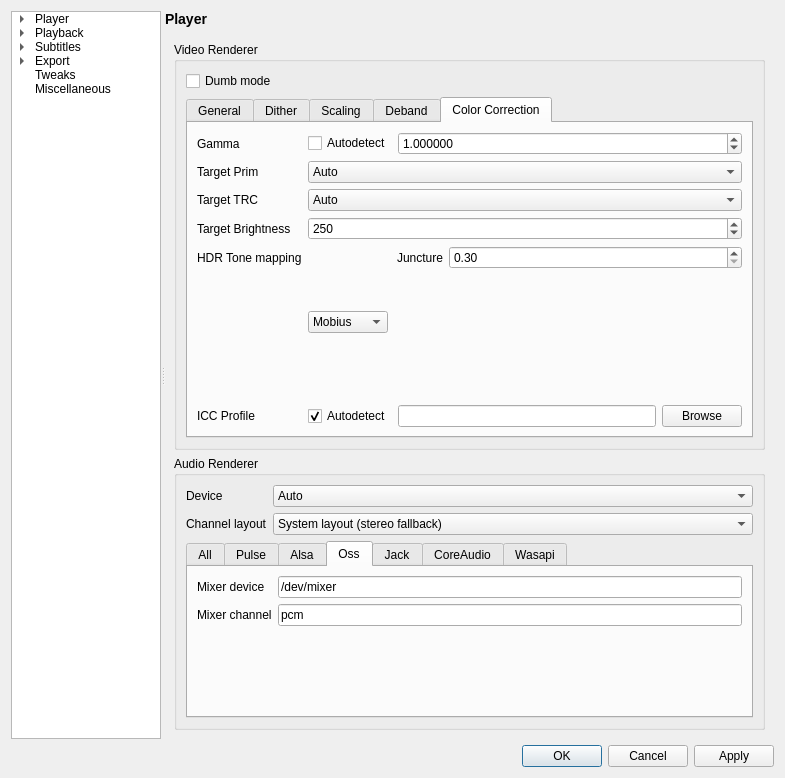
Old version of the form settingswindow.ui in the repository mpc-qt/mpc-qt.
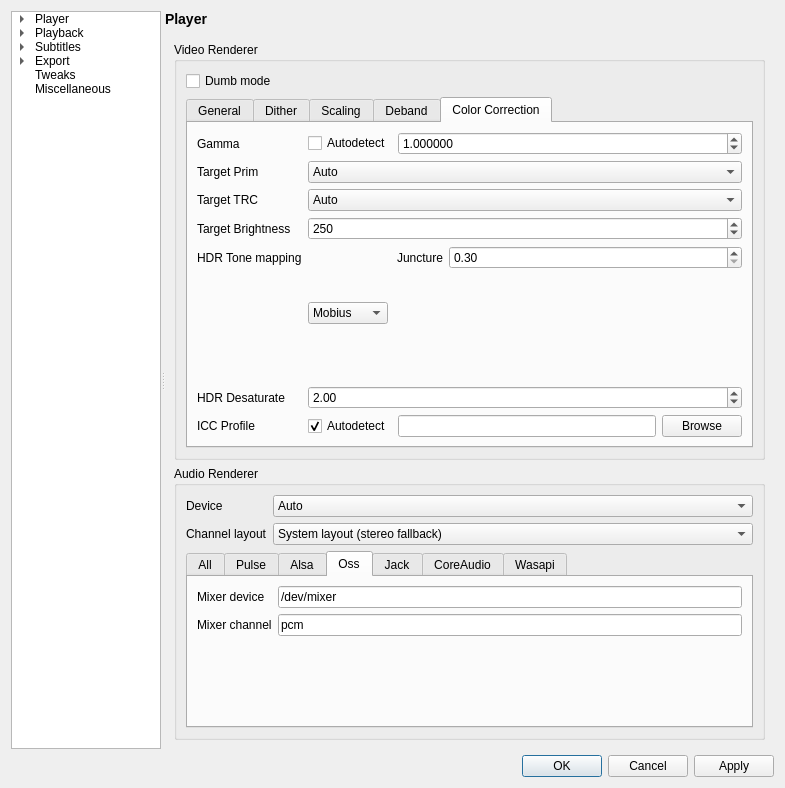
New version of the form.

Commit message:
settingswindow: add tone mapping desaturate option
Introduced in mpv 0.26.0.

```diff
--- a/settingswindow.ui
+++ b/settingswindow.ui
@@ -7,7 +7,7 @@
     <x>0</x>
     <y>0</y>
     <width>785</width>
-    <height>778</height>
+    <height>788</height>
    </rect>
   </property>
   <property name="windowTitle">
@@ -3497,14 +3497,14 @@
                     </item>
                    </widget>
                   </item>
-                  <item row="5" column="0">
+                  <item row="6" column="0">
                    <widget class="QLabel" name="ccTargetICCLabel">
                     <property name="text">
                      <string>ICC Profile</string>
                     </property>
                    </widget>
                   </item>
-                  <item row="5" column="1">
+                  <item row="6" column="1">
                    <layout class="QHBoxLayout" name="ccICCLayout" stretch="0,1,0">
                     <item>
                      <widget class="QCheckBox" name="ccICCAutodetect">
@@ -3805,6 +3805,29 @@
                     </item>
                    </layout>
                   </item>
+                  <item row="5" column="0">
+                   <widget class="QLabel" name="ccHdrDesaturate">
+                    <property name="text">
+                     <string>HDR Desaturate</string>
+                    </property>
+                   </widget>
+                  </item>
+                  <item row="5" column="1">
+                   <widget class="QDoubleSpinBox" name="ccHdrDesaturation">
+                    <property name="sizePolicy">
+                     <sizepolicy hsizetype="MinimumExpanding" vsizetype="Fixed">
+                      <horstretch>0</horstretch>
+                      <verstretch>0</verstretch>
+                     </sizepolicy>
+                    </property>
+                    <property name="maximum">
+                     <double>10.000000000000000</double>
+                    </property>
+                    <property name="value">
+                     <double>2.000000000000000</double>
+                    </property>
+                   </widget>
+                  </item>
                  </layout>
                 </widget>
                </widget>
```
The commit also changes 1 other file.
